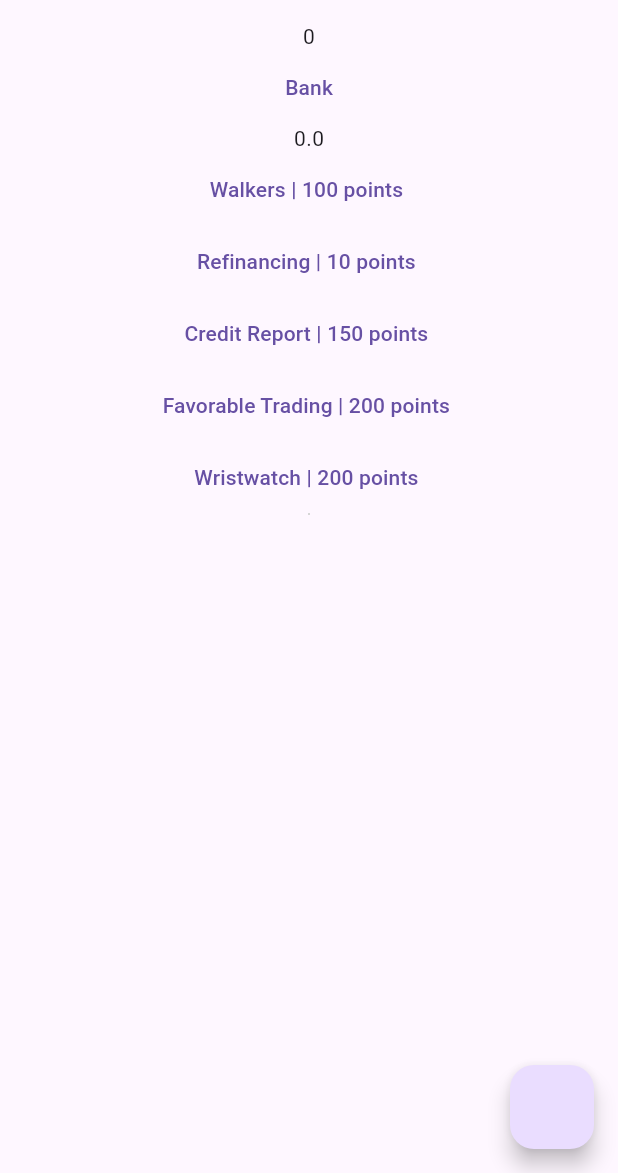
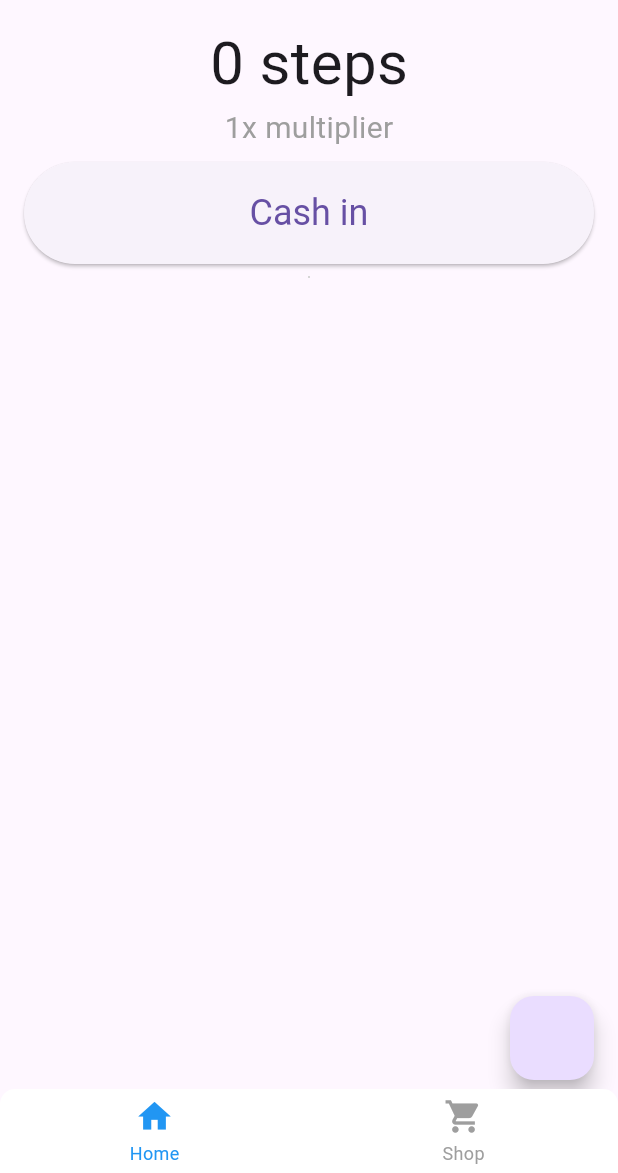
Before and after one commit to AstralTurtle/walking_idle, a Flutter app: the screen it shows after launch, on a phone screen of 412 x 824 dp, the part 63-1236 px from its top. Run offline on Flutter 3.47's test engine with Material 3 defaults, Android fonts, the light colour scheme and no system bars; drawn by our look-alikes of persistent_bottom_nav_bar; our stand-ins replace pedometer; missing offline and left inert: flame.

Commit message:
some cool stuff

```diff
--- a/lib/main.dart
+++ b/lib/main.dart
@@ -1,39 +1,97 @@
 import 'package:flame/game.dart';
 import 'package:flutter/material.dart';
-import 'dart:async';
-
 import 'package:pedometer/pedometer.dart';
+import 'package:persistent_bottom_nav_bar/persistent_tab_view.dart';
 import 'package:walking_idle/service/bank_manager.dart';
 import 'package:walking_idle/service/idle_manager.dart';
-
 import 'package:walking_idle/service/step_manager.dart';
-
 import 'package:walking_idle/shop.dart';
 
-String formatDate(DateTime d) {
-  return d.toString().substring(0, 19);
+void main() {
+  runApp(
+    MyApp(),
+  );
 }
 
-void main() {
-  runApp(why());
-}
-
-class why extends StatelessWidget {
+class MyApp extends StatelessWidget {
   @override
   Widget build(BuildContext context) {
     return MaterialApp(
-      home: ball(),
+      home: MainScreen(),
     );
   }
 }
 
-// test classes please remake
-class ball extends StatefulWidget {
+class MainScreen extends StatefulWidget {
   @override
-  State<ball> createState() => _ballState();
+  _MainScreenState createState() => _MainScreenState();
 }
 
-class _ballState extends State<ball> {
+class _MainScreenState extends State<MainScreen> {
+  final PersistentTabController _controller = PersistentTabController(initialIndex: 0);
+
+  List<Widget> _buildScreens() {
+    return [
+      HomePage(),
+      ShopPage(),
+    ];
+  }
+
+  List<PersistentBottomNavBarItem> _navBarsItems() {
+    return [
+      PersistentBottomNavBarItem(
+        icon: Icon(Icons.home),
+        title: ("Home"),
+        activeColorPrimary: Colors.blue,
+        inactiveColorPrimary: Colors.grey,
+      ),
+      PersistentBottomNavBarItem(
+        icon: Icon(Icons.shopping_cart),
+        title: ("Shop"),
+        activeColorPrimary: Colors.blue,
+        inactiveColorPrimary: Colors.grey,
+      ),
+    ];
+  }
+
+  @override
+  Widget build(BuildContext context) {
+    return PersistentTabView(
+      context,
+      controller: _controller,
+      screens: _buildScreens(),
+      items: _navBarsItems(),
+      confineInSafeArea: true,
+      backgroundColor: Colors.white,
+      handleAndroidBackButtonPress: true,
+      resizeToAvoidBottomInset: true,
+      stateManagement: true,
+      hideNavigationBarWhenKeyboardShows: true,
+      decoration: NavBarDecoration(
+        borderRadius: BorderRadius.circular(10.0),
+        colorBehindNavBar: Colors.white,
+      ),
+      popAllScreensOnTapOfSelectedTab: true,
+      itemAnimationProperties: ItemAnimationProperties(
+        duration: Duration(milliseconds: 200),
+        curve: Curves.ease,
+      ),
+      screenTransitionAnimation: ScreenTransitionAnimation(
+        animateTabTransition: true,
+        curve: Curves.ease,
+        duration: Duration(milliseconds: 200),
+      ),
+      navBarStyle: NavBarStyle.style6,
+    );
+  }
+}
+
+class HomePage extends StatefulWidget {
+  @override
+  _HomePageState createState() => _HomePageState();
+}
+
+class _HomePageState extends State<HomePage> {
   final game = IdleManager();
   late Stream<StepManager> stream;
   double steps = 0;
@@ -42,23 +100,11 @@ class _ballState extends State<ball> {
   @override
   void initState() {
     stream = StepManager().getStepManagerStream();
-
-    // TODO: implement initState
     super.initState();
-  }
-
-  void testSubscription(StepManager events) {
-    print("ping");
-    print(events);
-    setState(() {
-      print("ponged");
-    });
   }
 
   @override
   Widget build(BuildContext context) {
-    print("pong");
-    print("ponged +" + StepManager().getSteps().toString());
     return Scaffold(
       appBar: AppBar(
         title: Text("Walking Idle Game"),
@@ -70,75 +116,120 @@ class _ballState extends State<ball> {
               stream: StepManager().getStepManagerStream(),
               builder: (context, snapshot) {
                 if (snapshot.data == null) {
-                      return Text("0");
+                  steps = 0;
+                } else {
+                  steps = snapshot.data!.getSteps();
                 }
-                    steps = snapshot.data!.getSteps() ?? 0;
-                    return Text(steps.toString());
-                  }),
-              TextButton(
+                return Column(
+                  children: [
+                    Text(
+                      "${steps.toStringAsFixed(0)} steps",
+                      style: TextStyle(
+                        fontSize: 40,
+                      ),
+                    ),
+                    Text(
+                      "${StepManager().getMultiplier()}x multiplier",
+                      style: TextStyle(
+                        fontSize: 20,
+                        color: Colors.grey
+                      ),
+                    )
+                  ],
+                );
+              },
+            ),
+            SizedBox(
+              width: double.infinity,
+              child: Padding(
+                padding: const EdgeInsets.symmetric(horizontal: 16.0, vertical: 8.0),
+                child: ElevatedButton(
                   onPressed: () {
-                    BankManager().deposit(steps);
-                    StepManager().resetSteps();
+                    double amount_banked = BankManager().deposit(steps);
+                    StepManager().steps -= amount_banked;
                   },
-                  child: const Text("Bank")),
-              StreamBuilder(
-                  stream: BankManager().controller.stream,
-                  builder: (context, snapshot) {
-                    balance = snapshot.data ?? 0;
-                    return Text(balance.toString());
-                  }),
-              SingleChildScrollView(
-                  child: Center(
-                      child: Column(
-                children: [
-                  TextButton(
-                      onPressed: () {
-                        if (BankManager().spend(100))
-                          IdleManager().stepspersecond += 1;
-                      },
-                      child: const Text("Walkers | 100 points ")),
-                  TextButton(
-                      onPressed: () {
-                        if (BankManager().spend(10))
-                          BankManager().interestRate += 0.005;
-                      },
-                      child: Text("Refinancing | 10 points ")),
-                  TextButton(
-                      onPressed: () {
-                        if (BankManager().spend(150))
-                          BankManager().maxBankable *= 2;
-                      },
-                      child: Text("Credit Report | 150 points ")),
-                  TextButton(
-                      onPressed: () {
-                        if (BankManager().spend(200))
-                          BankManager().conversionRate += 0.2;
-                      },
-                      child: Text("Favorable Trading | 200 points ")),
-                  TextButton(
-                      onPressed: () {
-                        if (BankManager().spend(200))
-                          IdleManager().maxHours += 1;
-                      },
-                      child: Text("Wristwatch | 200 points "))
-                ],
-              ))),
-
+                  style: ElevatedButton.styleFrom(
+                    padding: EdgeInsets.symmetric(vertical: 20),
+                    textStyle: TextStyle(fontSize: 24),
+                  ),
+                  child: const Text("Cash in"),
+                ),
+              ),
+            ),
             SizedBox(
               height: 1,
               width: 1,
-                child: GameWidget(game: game),
+              child: GameWidget(
+                game: game,
               ),
-
-              // Text(StepManager.instance._status),
+            ),
           ],
         ),
       ),
       floatingActionButton: FloatingActionButton(
         onPressed: () {
-            StepManager().addDummySteps();
-            // print(StepManager().getSteps());
+          StepManager().addDummyHumanStep();
         },
-        ));
+      ),
+    );
   }
 }
+
+class ShopPage extends StatelessWidget {
+  @override
+  Widget build(BuildContext context) {
+    return Scaffold(
+      appBar: AppBar(
+        title: Text("Shop"),
+      ),
+      body: Column(
+        children: [
+          Expanded(
+            child: StreamBuilder(
+              stream: BankManager().controller.stream,
+              builder: (context, snapshot) {
+                double balance = snapshot.data ?? 0;
+                return Center(
+                  child: Column(
+                    mainAxisAlignment: MainAxisAlignment.center,
+                    children: [
+                      Text(
+                        "Bank balance:"
+                      ),
+                      Row(
+                        mainAxisAlignment: MainAxisAlignment.center,
+                        crossAxisAlignment: CrossAxisAlignment.end,
+                        children: [
+                          Text(
+                            "${balance.toStringAsFixed(2)}",
+                            style: TextStyle(
+                              fontSize: 40,
+                            ),
+                          ),
+                          Text(
+                            "/${BankManager().maxBankable.toStringAsFixed(2)}", // Display max bank balance here
+                            style: TextStyle(
+                              fontSize: 24,
+                              color: const Color.fromARGB(255, 81, 79, 79),
+                            ),
+                          ),
+                          Text(
+                            " AUC",
+                            style: TextStyle(
+                              fontSize: 40,
+                            ),
+                          ),
+                        ],
+                      ),
+                    ],
+                  )
+                );
+              },
+            ),
+          ),
+          Shop()
+        ],
+      ),
+    );
+  }
+}
--- a/lib/service/bank_manager.dart
+++ b/lib/service/bank_manager.dart
@@ -6,7 +6,7 @@ import "package:flutter/foundation.dart";
 
 class BankManager {
   double balance = 0;
-  int maxBankable = 200;
+  double maxBankable = 200;
   double interestRate = 0.01;
   double conversionRate = 1;
 
@@ -48,14 +48,19 @@ class BankManager {
     }
   }
 
-  void deposit(double amount) {
-    if (amount > 0) {
-      if (amount > maxBankable) {
-        amount = maxBankable.toDouble();
-      }
-      balance += amount * conversionRate;
+  // returns the amount of STEPS converted/banked
+  double deposit(double steps) {
+    double amount = steps * conversionRate;
+    if (amount + balance > maxBankable)
+    {
+      double steps_banked = (maxBankable - balance)/conversionRate;
+      balance = maxBankable;
+      _notifyListeners();
+      return steps_banked;
     }
+    balance += amount;
     _notifyListeners();
+    return steps;
   }
 
   bool spend(double amount) {
@@ -68,6 +73,11 @@ class BankManager {
   }
 
   void applyInterest(Duration difference) {
+    if (balance >= maxBankable)
+    {
+      balance = maxBankable;
+      return;
+    }
     // Duration difference = date.difference(lastDate);
     int microseconds = difference.inMicroseconds;
     double days = microseconds / Duration.microsecondsPerMinute;
--- a/lib/service/step_manager.dart
+++ b/lib/service/step_manager.dart
@@ -1,5 +1,4 @@
 import 'dart:async';
-
 import 'package:pedometer/pedometer.dart';
 
 class StepManager {
@@ -12,10 +11,16 @@ class StepManager {
   String _status = '?';
 
   late StreamController<StepManager> controller;
-
   late Stream<StepManager> StepManagerStream;
 
   static StepManager? _instance;
+
+  final double max_multiplier = 20;
+  final int steps_to_increase_multiplier = 2;
+  int multiplier_step_stacks = 0;
+  // seconds
+  int time_for_multiplier_expire = 1;
+  Timer? multiplierTimer;
 
   StepManager._internal() {
     controller = StreamController<StepManager>();
@@ -33,59 +38,78 @@ class StepManager {
   static StepManager get instance => _instance!;
 
   double getSteps() {
-    // print(steps);
     return steps;
+  }
+
+  int getMultiplier() {
+    return (multiplier_step_stacks / steps_to_increase_multiplier).truncate();
   }
 
   void init() {
     initPlatformState();
-    print("baller");
+    multiplier_step_stacks = steps_to_increase_multiplier;
+  }
+
+  void reset_multiplier_stacks()
+  {
+    multiplier_step_stacks = steps_to_increase_multiplier;
   }
 
   void _notifyListeners() {
     controller.add(this);
   }
 
-  void onStepCount(StepCount event) {
-    laststeps = steps;
-    print(event.steps);
-    steps += event.steps - laststeps;
+  void onStepCount(int steps) {
+    int steps_multi_applied = steps * getMultiplier();
+    laststeps = this.steps;
+    // ??
+    double newSteps = this.steps + steps_multi_applied - laststeps;
+    this.steps += newSteps;
+
+    multiplier_step_stacks++;
+    restartMultiplierResetTimer();
+
+    print("new multiplier: ${getMultiplier().toStringAsFixed(2)}");
+
     _notifyListeners();
+  }
 
-    // _steps = event.steps.toString();
+  void restartMultiplierResetTimer() {
+    multiplierTimer?.cancel();
+    multiplierTimer = Timer(Duration(seconds: time_for_multiplier_expire), () {
+      // reset that shit
+      reset_multiplier_stacks();
+      _notifyListeners();
+    });
   }
 
   void onPedestrianStatusChanged(PedestrianStatus event) {
-    print(event);
     _status = event.status;
   }
 
   void onPedestrianStatusError(error) {
-    print('onPedestrianStatusError: $error');
     _status = 'Pedestrian Status not available';
-    print(_status);
   }
 
   void onStepCountError(error) {
-    print('onStepCountError: $error');
-    // _steps = 'Step Count not available';
+    // Handle error
   }
 
   void initPlatformState() {
     _pedestrianStatusStream = Pedometer.pedestrianStatusStream;
-    _pedestrianStatusStream
-        .listen(onPedestrianStatusChanged)
-        .onError(onPedestrianStatusError);
+    _pedestrianStatusStream.listen(onPedestrianStatusChanged).onError(onPedestrianStatusError);
 
     _stepCountStream = Pedometer.stepCountStream;
-    _stepCountStream.listen(onStepCount).onError(onStepCountError);
+    void callback_func(StepCount event) {
+      onStepCount(event.steps);
+    };
+    _stepCountStream.listen(callback_func).onError(onStepCountError);
 
     StepManagerStream = makeStepManagerStream().asBroadcastStream();
   }
 
   Stream<StepManager> makeStepManagerStream() {
     controller = StreamController<StepManager>();
-
     return controller.stream;
   }
 
@@ -96,19 +120,20 @@ class StepManager {
   void resetSteps() {
     steps = 0;
     laststeps = 0;
+    reset_multiplier_stacks();
     _notifyListeners();
   }
 
-  void addDummySteps() {
+  void addDummyHumanStep() {
     laststeps = steps;
-    steps += 100;
+    onStepCount(1);
     timeStamp = DateTime.now();
     _notifyListeners();
   }
 
   void addSteps(double steps) {
     laststeps = this.steps;
-    this.steps += steps;
+    this.steps += steps * getMultiplier();
     timeStamp = DateTime.now();
     _notifyListeners();
   }
--- a/pubspec.yaml
+++ b/pubspec.yaml
@@ -37,6 +37,7 @@ dependencies:
   cupertino_icons: ^1.0.2
   pedometer: ^4.0.1
   flame: ^1.17.0
+  persistent_bottom_nav_bar: ^5.0.2
 
 dev_dependencies:
   flutter_test:
```
Also changed, not shown: lib/shop.dart (+107 -19 lines), pubspec.lock. Lines whose indentation alone changed are shown as unchanged.
